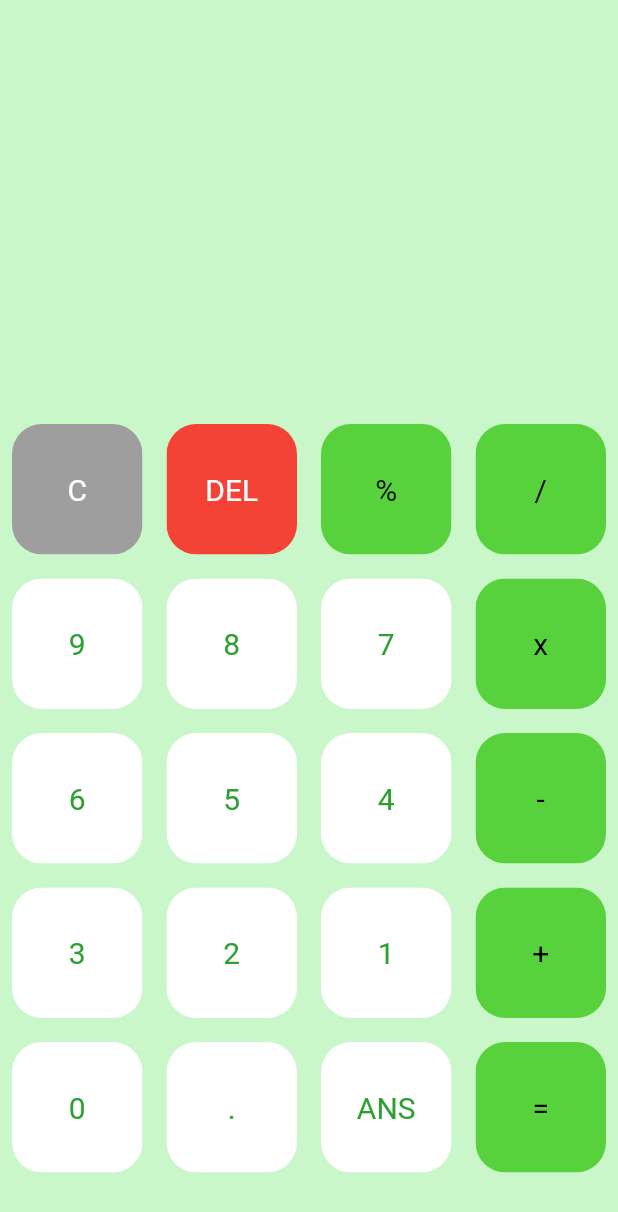
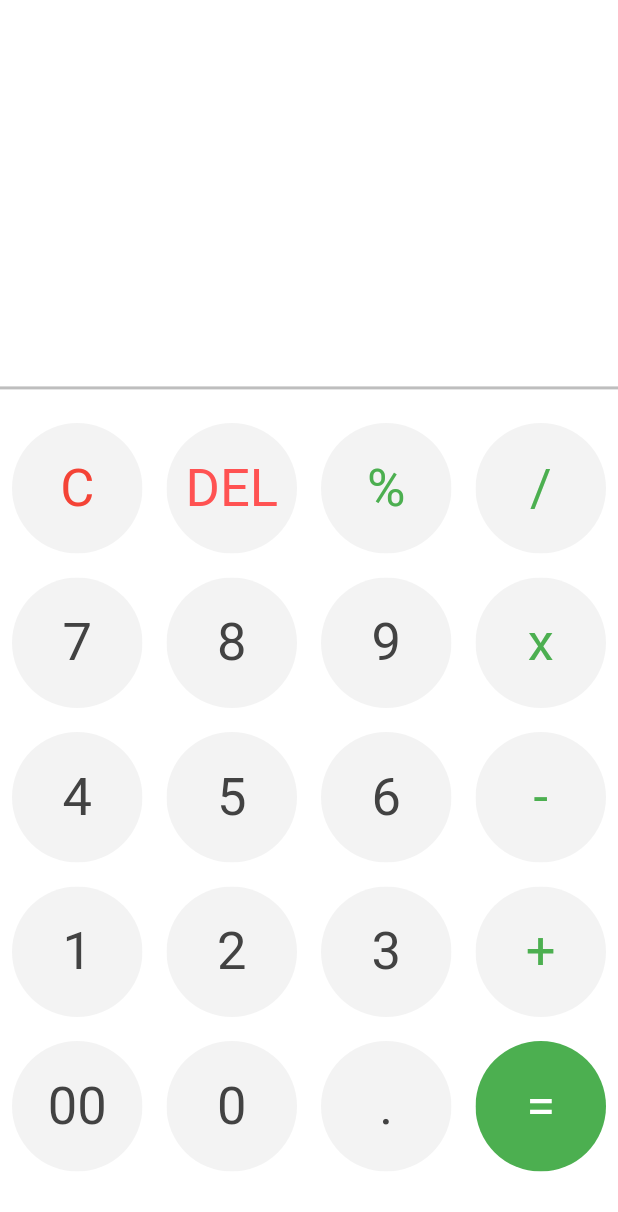
Before and after one commit to Chewbacca-14/3_Simple_Calculator_Flutter_Source_Code, a Flutter app: the screen it shows after launch, on a phone screen of 412 x 824 dp. Shown: the top 1212 px of the screen. Run offline on Flutter 3.47's test engine with Material 2 defaults, Android fonts, the phone set to English and light mode, and no system bars; our stand-ins replace math_expressions.

Commit message:
finished app

```diff
--- a/lib/buttons.dart
+++ b/lib/buttons.dart
@@ -10,7 +10,7 @@ class Button extends StatelessWidget {
       {required this.color,
       required this.textColor,
       required this.buttonText,
-       this.buttonTapped});
+      this.buttonTapped});
 
   @override
   Widget build(BuildContext context) {
@@ -19,12 +19,15 @@ class Button extends StatelessWidget {
       child: Padding(
         padding: EdgeInsets.all(8),
         child: ClipRRect(
-          borderRadius: BorderRadius.circular(20),
+          borderRadius: BorderRadius.circular(50),
           child: Container(
             color: color,
             child: Center(
               child: Text(buttonText,
-                  style: TextStyle(color: textColor, fontSize: 20)),
+                  style: TextStyle(
+                      color: textColor,
+                      fontSize: 35,
+                      fontWeight: FontWeight.w400)),
             ),
           ),
         ),
--- a/lib/home.dart
+++ b/lib/home.dart
@@ -1,6 +1,6 @@
 import 'package:flutter/material.dart';
 import 'package:flutter/services.dart';
-
+import 'package:math_expressions/math_expressions.dart';
 import 'buttons.dart';
 
 class HomePage extends StatefulWidget {
@@ -19,46 +19,48 @@ class _HomePageState extends State<HomePage> {
     'DEL',
     '%',
     '/',
+    '7',
+    '8',
     '9',
-    '8',
-    '7',
     'x',
+    '4',
+    '5',
     '6',
-    '5',
-    '4',
     '-',
+    '1',
+    '2',
     '3',
-    '2',
-    '1',
     '+',
+    '00',
     '0',
     '.',
-    'ANS',
     '=',
   ];
 
   @override
   Widget build(BuildContext context) {
     return Scaffold(
-      backgroundColor: Color.fromARGB(255, 201, 247, 202),
+      backgroundColor: Colors.white,
       body: SafeArea(
         child: Column(
           children: <Widget>[
             //top area
             Expanded(
+              flex: 1,
               child: Container(
                   child: Column(
                 mainAxisAlignment: MainAxisAlignment.spaceEvenly,
                 children: [
-                  SizedBox(
+                  const SizedBox(
                     height: 50,
                   ),
                   Container(
                     padding: EdgeInsets.all(20),
-                    alignment: Alignment.centerLeft,
+                    alignment: Alignment.centerRight,
                     child: Text(
                       userQuestion,
-                      style: TextStyle(fontSize: 20),
+                      style:
+                          TextStyle(fontSize: 35, fontWeight: FontWeight.w500),
                     ),
                   ),
                   Container(
@@ -66,19 +68,22 @@ class _HomePageState extends State<HomePage> {
                     alignment: Alignment.centerRight,
                     child: Text(
                       userAnswer,
-                      style: TextStyle(fontSize: 20),
+                      style: TextStyle(fontSize: 25, color: Colors.grey[700]),
                     ),
                   ),
+                  Container(
+                    color: Color.fromARGB(170, 158, 158, 158),
+                    width: MediaQuery.of(context).size.width,
+                    height: 2,
+                  )
                 ],
               )),
             ),
-            Expanded(
-              flex: 2,
-              child: Container(
+            Container(
+              height: 550,
               child: GridView.builder(
                   itemCount: buttons.length,
-                    gridDelegate:
-                        const SliverGridDelegateWithFixedCrossAxisCount(
+                  gridDelegate: const SliverGridDelegateWithFixedCrossAxisCount(
                       crossAxisCount: 4),
                   itemBuilder: (BuildContext context, int index) {
                     if (index == 0) {
@@ -87,10 +92,11 @@ class _HomePageState extends State<HomePage> {
                           buttonTapped: () {
                             setState(() {
                               userQuestion = '';
+                              userAnswer = '';
                             });
                           },
-                            color: Colors.grey,
-                            textColor: Colors.white,
+                          color: Color.fromARGB(52, 197, 197, 197),
+                          textColor: Colors.red,
                           buttonText: buttons[index]);
                     } else if (index == 1) {
                       // DEL button
@@ -101,7 +107,22 @@ class _HomePageState extends State<HomePage> {
                                   0, userQuestion.length - 1);
                             });
                           },
-                            color: Colors.red,
+                          color: Color.fromARGB(52, 197, 197, 197),
+                          textColor: Colors.redAccent,
+                          buttonText: buttons[index]);
+                    } else if (index == buttons.length - 1) {
+                      // = button
+                      return Button(
+                          buttonTapped: () {
+                            setState(() {
+                              if (userQuestion == '') {
+                                userAnswer += '';
+                              } else {
+                                equalPressed();
+                              }
+                            });
+                          },
+                          color: Colors.green,
                           textColor: Colors.white,
                           buttonText: buttons[index]);
                     } else {
@@ -112,22 +133,18 @@ class _HomePageState extends State<HomePage> {
                             });
                             HapticFeedback.vibrate();
                           },
-                            color: isOperator(buttons[index])
-                                ? Color.fromARGB(255, 87, 209, 60)
-                                : Colors.white,
+                          color: Color.fromARGB(52, 197, 197, 197),
                           textColor: isOperator(buttons[index])
-                                ? Colors.black
-                                : Color.fromARGB(255, 46, 160, 50),
+                              ? Colors.green
+                              : Colors.grey[800],
                           buttonText: buttons[index]);
                     }
                   }),
-              ),
             ),
           ],
         ),
       ),
     );
-  }
   }
 
   bool isOperator(String x) {
@@ -136,3 +153,16 @@ bool isOperator(String x) {
     }
     return false;
   }
+
+  void equalPressed() {
+    String finalQuestion = userQuestion;
+    finalQuestion = finalQuestion.replaceAll('x', '*');
+
+    Parser p = Parser();
+    Expression exp = p.parse(finalQuestion);
+    ContextModel cm = ContextModel();
+    double eval = exp.evaluate(EvaluationType.REAL, cm);
+
+    userAnswer = eval.toString();
+  }
+}
--- a/pubspec.yaml
+++ b/pubspec.yaml
@@ -30,6 +30,7 @@ environment:
 dependencies:
   flutter:
     sdk: flutter
+  math_expressions: ^2.3.1
 
 
   # The following adds the Cupertino Icons font to your application.
```
Also changed, not shown: pubspec.lock, 1 other file. Lines whose indentation alone changed are shown as unchanged.
